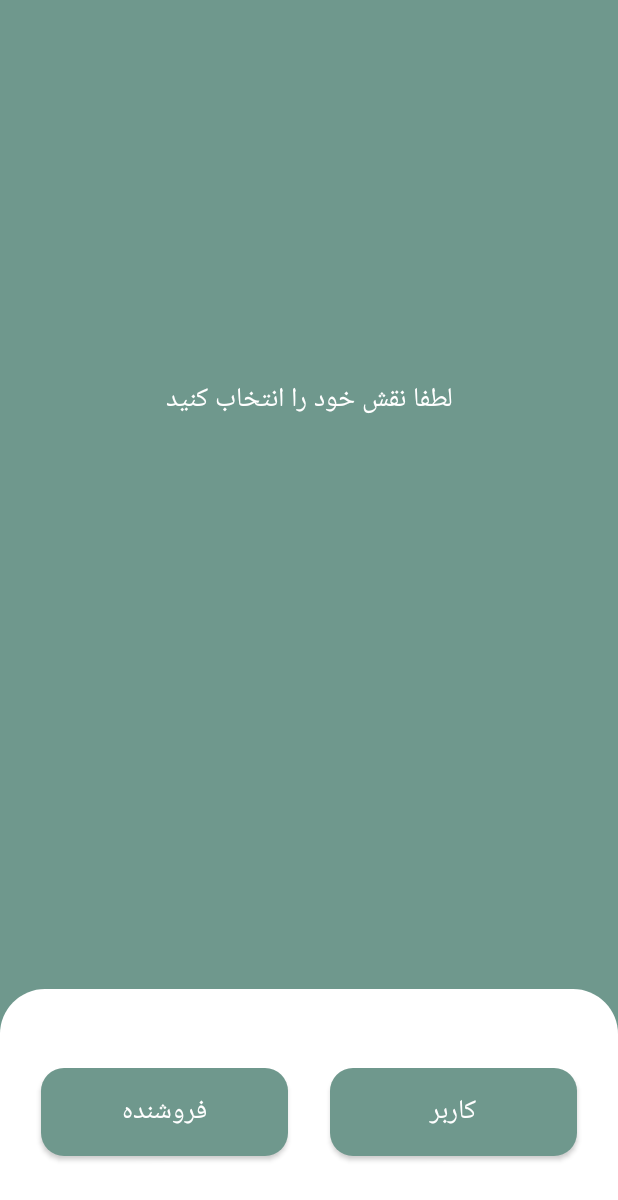
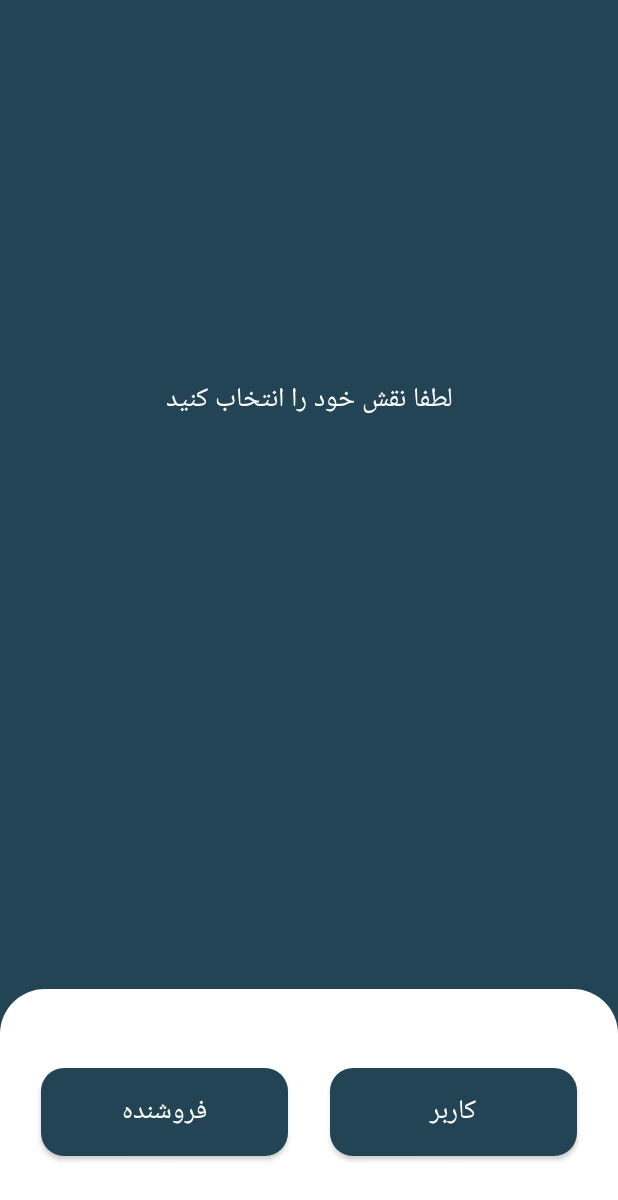
Before and after one commit to SINAsoheili/Best_Sellers, an Android app: the ChooseRoleActivity screen opened directly, with no data from a screen before it, on a phone screen of 412 x 824 dp. Shown: the top 1200 px of the screen. Run offline under Robolectric (Android 15) with nearby library versions, the phone set to English and light mode, and no system bars; our stand-ins replace Dagger/Hilt's generated code; 1 statement that could not run was skipped.

Commit message:
change theme and color of app

```diff
--- a/app/app/src/main/java/net/sinasoheili/best_sellers/view/SellerStatisticFragment.kt
+++ b/app/app/src/main/java/net/sinasoheili/best_sellers/view/SellerStatisticFragment.kt
@@ -1,7 +1,6 @@
 package net.sinasoheili.best_sellers.view
 
 import android.os.Bundle
-import android.util.Log
 import android.view.LayoutInflater
 import android.view.View
 import android.view.ViewGroup
@@ -43,7 +42,7 @@ class SellerStatisticFragment: Fragment(R.layout.fragment_statistics_seller) {
         savedInstanceState: Bundle?
     ): View? {
 
-        requireActivity().window.statusBarColor = requireContext().getColor(R.color.light_green)
+        requireActivity().window.statusBarColor = requireContext().getColor(R.color.base_color)
 
         setObserver()
         viewModel.getStatistic()
@@ -159,7 +158,7 @@ class SellerStatisticFragment: Fragment(R.layout.fragment_statistics_seller) {
         }
 
         val dataSet: BarDataSet = BarDataSet(entries, null)
-        dataSet.color = requireContext().getColor(R.color.green)
+        dataSet.color = requireContext().getColor(R.color.light_steel_blue)
 
         val barData: BarData = BarData(dataSet)
         barChart.data = barData
--- a/app/app/src/main/java/net/sinasoheili/best_sellers/view/SellerStoreFragment.kt
+++ b/app/app/src/main/java/net/sinasoheili/best_sellers/view/SellerStoreFragment.kt
@@ -4,14 +4,11 @@ import android.app.AlertDialog
 import android.content.DialogInterface
 import android.content.Intent
 import android.os.Bundle
-import android.util.Log
 import android.view.View
 import android.widget.Button
-import android.widget.FrameLayout
 import android.widget.ProgressBar
 import android.widget.TextView
 import androidx.fragment.app.Fragment
-import androidx.fragment.app.FragmentManager
 import androidx.lifecycle.Observer
 import com.google.android.gms.maps.CameraUpdateFactory
 import com.google.android.gms.maps.GoogleMap
@@ -52,7 +49,7 @@ class SellerStoreFragment: Fragment(R.layout.fragment_store_seller), View.OnClic
     override fun onCreate(savedInstanceState: Bundle?) {
         super.onCreate(savedInstanceState)
 
-        requireActivity().window.statusBarColor = requireContext().getColor(R.color.light_green)
+        requireActivity().window.statusBarColor = requireContext().getColor(R.color.base_color)
     }
 
     override fun onViewCreated(view: View, savedInstanceState: Bundle?) {
--- a/app/app/src/main/res/color/bottom_navigation_view_color.xml
+++ b/app/app/src/main/res/color/bottom_navigation_view_color.xml
@@ -1,5 +1,5 @@
 <?xml version="1.0" encoding="utf-8"?>
 <selector xmlns:android="http://schemas.android.com/apk/res/android">
-    <item android:state_checked="true" android:color="@color/dark_green"/>
-    <item android:state_checked="false" android:color="@color/light_green"/>
+    <item android:state_checked="true" android:color="@color/dark_slate_blue"/>
+    <item android:state_checked="false" android:color="@color/base_color"/>
 </selector>
--- a/app/app/src/main/res/drawable/solid_button_background.xml
+++ b/app/app/src/main/res/drawable/solid_button_background.xml
@@ -1,7 +1,7 @@
 <?xml version="1.0" encoding="utf-8"?>
 <shape xmlns:android="http://schemas.android.com/apk/res/android" android:shape="rectangle">
 
-    <solid android:color="@color/light_green" />
+    <solid android:color="@color/base_color" />
     <corners android:radius="@dimen/small_corner_radius"/>
 
 </shape>
--- a/app/app/src/main/res/layout/activity_role_choose.xml
+++ b/app/app/src/main/res/layout/activity_role_choose.xml
@@ -15,7 +15,7 @@
         app:layout_constraintLeft_toLeftOf="parent"
         app:layout_constraintRight_toRightOf="parent"
         app:layout_constraintBottom_toBottomOf="parent"
-        android:background="@color/light_green"
+        android:background="@color/base_color"
         />
 
     <ImageView
--- a/app/app/src/main/res/layout/activity_shop_search.xml
+++ b/app/app/src/main/res/layout/activity_shop_search.xml
@@ -6,7 +6,7 @@
     android:layout_width="match_parent"
     android:layout_height="match_parent"
     tools:context=".view.ShopSearchActivity"
-    android:background="@color/light_green">
+    android:background="@color/base_color">
 
     <View
         android:id="@+id/shopSearch_shops_foreground"
@@ -88,7 +88,7 @@
         android:layout_marginTop="@dimen/margin_2"
         android:layout_marginBottom="@dimen/margin_2"
         android:dividerHeight="0.5dp"
-        android:divider="@color/dark_green"
+        android:divider="@color/dark_slate_blue"
         />
 
     <ProgressBar
--- a/app/app/src/main/res/layout/activity_user_main_page.xml
+++ b/app/app/src/main/res/layout/activity_user_main_page.xml
@@ -8,7 +8,7 @@
     android:layout_height="match_parent"
     tools:context=".view.UserMainPage"
     android:orientation="vertical"
-    android:background="@color/light_green">
+    android:background="@color/base_color">
 
     <androidx.cardview.widget.CardView
         android:id="@+id/cv_userMainPage_userProfile"
--- a/app/app/src/main/res/layout/fragment_dashboard_seller.xml
+++ b/app/app/src/main/res/layout/fragment_dashboard_seller.xml
@@ -15,7 +15,7 @@
         app:layout_constraintLeft_toLeftOf="parent"
         app:layout_constraintRight_toRightOf="parent"
         android:layout_marginTop="@dimen/margin_3"
-        android:backgroundTint="@color/light_green"
+        android:backgroundTint="@color/base_color"
         app:cardCornerRadius="@dimen/large_corner_radius"
         android:elevation="0dp"
         />
@@ -88,7 +88,7 @@
         android:elevation="0dp"
         android:layout_marginTop="@dimen/margin_4"
         app:cardCornerRadius="@dimen/small_corner_radius"
-        android:backgroundTint="@color/light_green">
+        android:backgroundTint="@color/base_color">
 
         <TextView
             android:layout_width="match_parent"
@@ -111,7 +111,7 @@
         android:elevation="0dp"
         android:layout_marginTop="@dimen/margin_4"
         app:cardCornerRadius="@dimen/small_corner_radius"
-        android:backgroundTint="@color/light_green">
+        android:backgroundTint="@color/base_color">
 
         <TextView
             android:layout_width="match_parent"
--- a/app/app/src/main/res/layout/fragment_shop_detail.xml
+++ b/app/app/src/main/res/layout/fragment_shop_detail.xml
@@ -15,7 +15,7 @@
         app:layout_constraintLeft_toLeftOf="parent"
         app:layout_constraintRight_toRightOf="parent"
         app:layout_constraintHeight_percent="0.38"
-        android:background="@color/light_green"
+        android:background="@color/base_color"
         />
 
     <TextView
--- a/app/app/src/main/res/layout/fragment_store_seller.xml
+++ b/app/app/src/main/res/layout/fragment_store_seller.xml
@@ -18,7 +18,7 @@
             app:layout_constraintLeft_toLeftOf="parent"
             app:layout_constraintRight_toRightOf="parent"
             app:layout_constraintHeight_percent="0.35"
-            android:background="@color/light_green"
+            android:background="@color/base_color"
             />
 
         <View
--- a/app/app/src/main/res/layout/list_item_shop.xml
+++ b/app/app/src/main/res/layout/list_item_shop.xml
@@ -13,7 +13,7 @@
         app:layout_constraintLeft_toLeftOf="parent"
         app:layout_constraintRight_toRightOf="parent"
         android:textSize="@dimen/medium_text"
-        android:textColor="@color/dark_green"
+        android:textColor="@color/dark_slate_blue"
         android:gravity="end"
         />
 
--- a/app/app/src/main/res/values/colors.xml
+++ b/app/app/src/main/res/values/colors.xml
@@ -1,8 +1,9 @@
 <?xml version="1.0" encoding="utf-8"?>
 <resources>
-    <color name="purple_200">#FFBB86FC</color>
+
+    <color name="purple_200">@color/light_steel_blue</color>
     <color name="purple_500">#FF6200EE</color>
-    <color name="purple_700">#FF3700B3</color>
+    <color name="purple_700">@color/base_color</color>
     <color name="teal_200">#FF03DAC5</color>
     <color name="teal_700">#FF018786</color>
     <color name="black">#FF000000</color>
@@ -10,17 +11,17 @@
 
     <color name="dark_gray">#322F2F</color>
     <color name="light_gray">#C3C0C0</color>
-    <color name="background">#FFFFFF</color>
-    <color name="light_green">#6F988D</color>
-    <color name="green">#2E8F78</color>
-    <color name="dark_green">#123E32</color>
+    <color name="base_color">#224455</color>
     <color name="tangerine">#F3764F</color>
     <color name="peach_color">#FBC065</color>
+    <color name="success">#78BF25</color>
+    <color name="fail">#CF4137</color>
     <color name="error">#E34A3F</color>
     <color name="intro_slider_background">#224455</color>
     <color name="intro_slider_text_color">#FFFFFF</color>
     <color name="frame_background">#FFFFFF</color>
-    <color name="success">#78BF25</color>
-    <color name="fail">#CF4137</color>
+    <color name="dark_slate_blue">#4D657E</color>
+    <color name="light_steel_blue">#7593B1</color>
+    <color name="background">#FFFFFF</color>
 
 </resources>
--- a/app/app/src/main/res/values/styles.xml
+++ b/app/app/src/main/res/values/styles.xml
@@ -2,7 +2,7 @@
 <resources>
 
     <style name="solid_button" parent="Widget.AppCompat.Button">
-        <item name="backgroundTint">@color/light_green</item>
+        <item name="backgroundTint">@color/base_color</item>
         <item name="android:textColor">@color/white</item>
         <item name="android:textSize">@dimen/medium_text</item>
         <item name="android:radius">@dimen/small_corner_radius</item>
@@ -10,7 +10,7 @@
     </style>
 
     <style name="text_input_layout" parent="@style/Widget.MaterialComponents.TextInputLayout.OutlinedBox">
-        <item name="boxStrokeColor">@color/light_green</item>
+        <item name="boxStrokeColor">@color/base_color</item>
         <item name="boxStrokeErrorColor">@color/error</item>
         <item name="boxCornerRadiusBottomStart">@dimen/small_corner_radius</item>
         <item name="boxCornerRadiusBottomEnd">@dimen/small_corner_radius</item>
@@ -30,7 +30,7 @@
 
     <style name="user_main_page_item_text">
         <item name="android:textSize">@dimen/medium_text</item>
-        <item name="android:textColor">@color/dark_green</item>
+        <item name="android:textColor">@color/dark_slate_blue</item>
         <item name="android:layout_marginRight">@dimen/margin_2</item>
     </style>
 
--- a/app/app/src/main/res/values/themes.xml
+++ b/app/app/src/main/res/values/themes.xml
@@ -3,7 +3,7 @@
     <style name="Theme.Best_Sellers" parent="Theme.MaterialComponents.Light.NoActionBar">
         <!-- Primary brand color. -->
         <item name="colorPrimary">@color/purple_500</item>
-        <item name="colorPrimaryVariant">@color/light_green</item>
+        <item name="colorPrimaryVariant">@color/base_color</item>
         <item name="colorOnPrimary">@color/white</item>
         <!-- Secondary brand color. -->
         <item name="colorSecondary">@color/teal_200</item>
```
Also changed, not shown: app/app/src/main/res/layout/fragment_statistics_seller.xml (+4 -4 lines).
